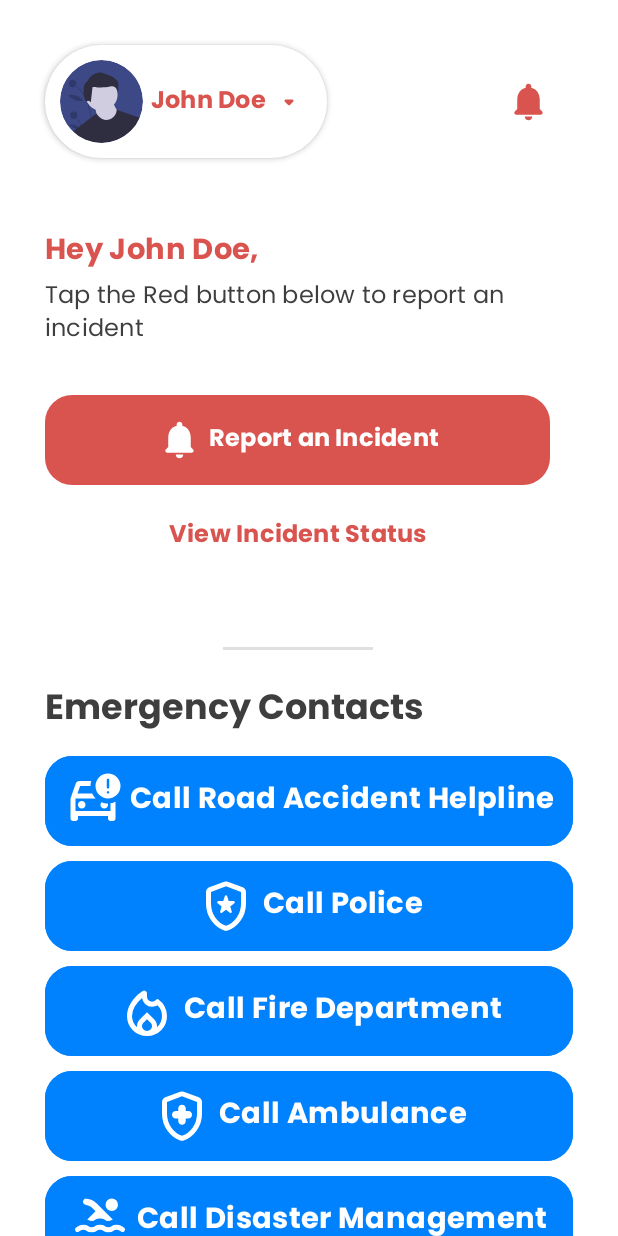
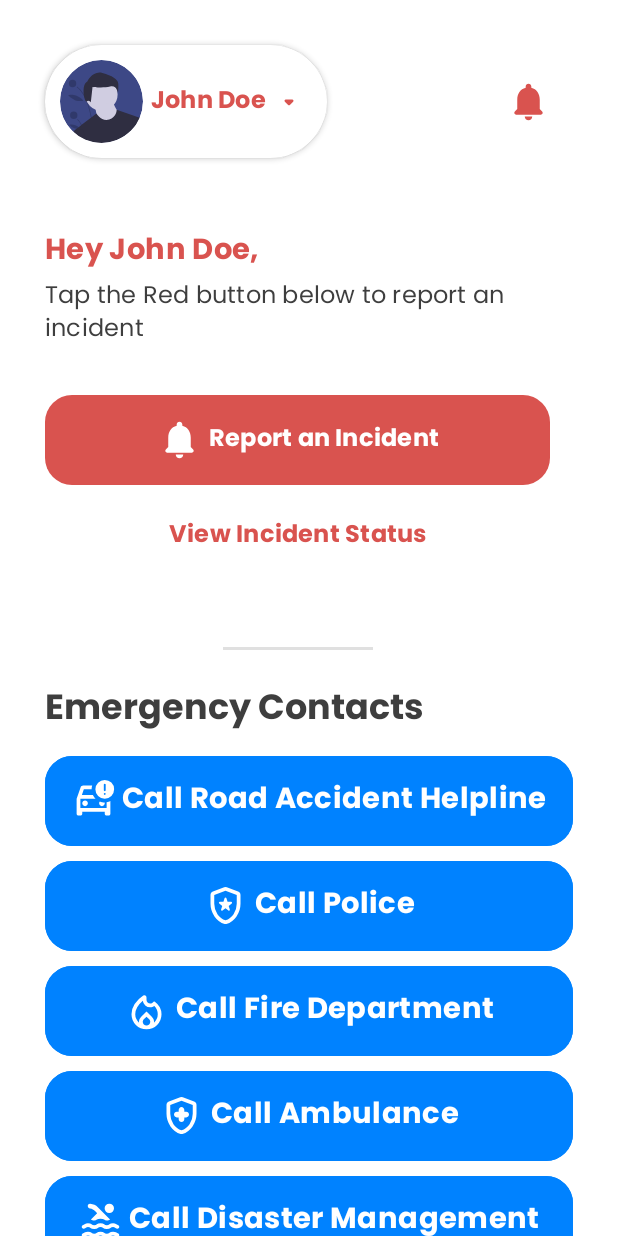
Before and after one commit to neelesh9924/RapidRescueApp, an Android app: the layout fragment_user_homepage.xml on its own in the app's theme, with its tools: preview values and no code run, on a phone screen of 412 x 824 dp. Run offline under Robolectric (Android 15) with nearby library versions, the phone set to English and light mode, and no system bars.

Commit message:
-initial Commit -commit 2

```diff
--- a/app/src/main/AndroidManifest.xml
+++ b/app/src/main/AndroidManifest.xml
@@ -24,6 +24,7 @@
     <uses-permission android:name="android.permission.SCHEDULE_EXACT_ALARM" />
 
     <uses-permission android:name="android.permission.RECEIVE_BOOT_COMPLETED" />
+
     <uses-permission android:name="android.permission.CALL_PHONE" />
 
     <uses-permission android:name="android.permission.CAMERA" />
--- a/app/src/main/res/layout/fragment_user_homepage.xml
+++ b/app/src/main/res/layout/fragment_user_homepage.xml
@@ -228,7 +228,7 @@
                     android:textAppearance="@style/H6_bold"
                     app:icon="@drawable/car_crash_fill0_wght400_grad0_opsz24"
                     app:iconGravity="textStart"
-                    app:iconSize="40dp"
+                    app:iconSize="30dp"
                     app:iconTint="@color/white" />
 
                 <com.google.android.material.button.MaterialButton
@@ -242,7 +242,7 @@
                     android:textAppearance="@style/H6_bold"
                     app:icon="@drawable/local_police_fill0_wght400_grad0_opsz24"
                     app:iconGravity="textStart"
-                    app:iconSize="40dp"
+                    app:iconSize="30dp"
                     app:iconTint="@color/white" />
 
                 <com.google.android.material.button.MaterialButton
@@ -256,7 +256,7 @@
                     android:textAppearance="@style/H6_bold"
                     app:icon="@drawable/local_fire_department_fill0_wght400_grad0_opsz24"
                     app:iconGravity="textStart"
-                    app:iconSize="40dp"
+                    app:iconSize="30dp"
                     app:iconTint="@color/white" />
                 <com.google.android.material.button.MaterialButton
                     android:id="@+id/ambulanceButton"
@@ -269,7 +269,7 @@
                     android:textAppearance="@style/H6_bold"
                     app:icon="@drawable/health_and_safety_fill0_wght400_grad0_opsz24"
                     app:iconGravity="textStart"
-                    app:iconSize="40dp"
+                    app:iconSize="30dp"
                     app:iconTint="@color/white" />
 
                 <com.google.android.material.button.MaterialButton
@@ -283,7 +283,7 @@
                     android:textAppearance="@style/H6_bold"
                     app:icon="@drawable/pool_fill1_wght400_grad0_opsz24"
                     app:iconGravity="textStart"
-                    app:iconSize="40dp"
+                    app:iconSize="30dp"
                     app:iconTint="@color/white" />
 
                 <com.google.android.material.button.MaterialButton
@@ -297,7 +297,7 @@
                     android:textAppearance="@style/H6_bold"
                     app:icon="@drawable/female_fill0_wght400_grad0_opsz24"
                     app:iconGravity="textStart"
-                    app:iconSize="40dp"
+                    app:iconSize="30dp"
                     app:iconTint="@color/white" />
 
                 <com.google.android.material.button.MaterialButton
@@ -311,7 +311,7 @@
                     android:textAppearance="@style/H6_bold"
                     app:icon="@drawable/child_care_fill0_wght400_grad0_opsz24"
                     app:iconGravity="textStart"
-                    app:iconSize="40dp"
+                    app:iconSize="30dp"
                     app:iconTint="@color/white" />
 
 
```
Also changed, not shown: app/src/main/java/com/hoest/rapidrescue_irs/userHomepage.java (+35 -3 lines).
